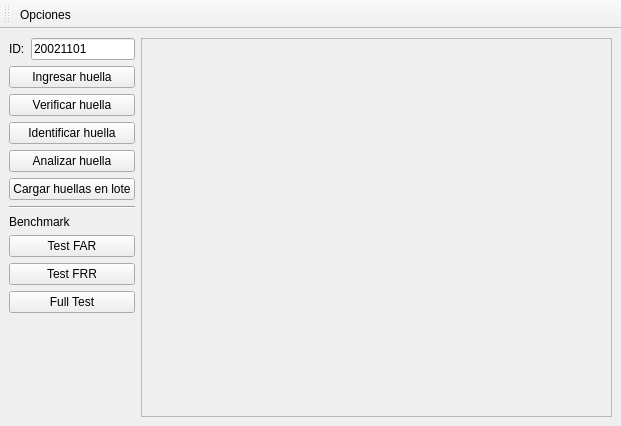
First picture: the form in Proyecto-Final/mainwindow.ui, repository nlandau91/Proyecto-Final, before the edit.
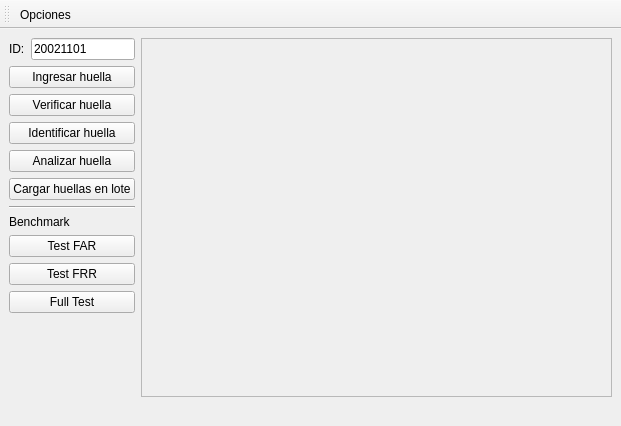
Second picture: the form after the edit.

```diff
--- a/Proyecto-Final/mainwindow.ui
+++ b/Proyecto-Final/mainwindow.ui
@@ -177,6 +177,13 @@
       </item>
      </layout>
     </item>
+    <item row="1" column="0">
+     <widget class="QLabel" name="lbl_state">
+      <property name="text">
+       <string/>
+      </property>
+     </widget>
+    </item>
    </layout>
   </widget>
   <widget class="QToolBar" name="toolBar">
```
